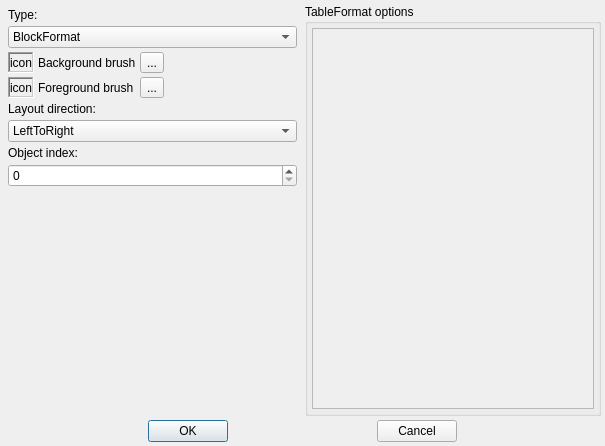
Above: src/property/dialogs/textformateditdialog.ui from Gris87/ObjectController before the change. Below: the same form after it.
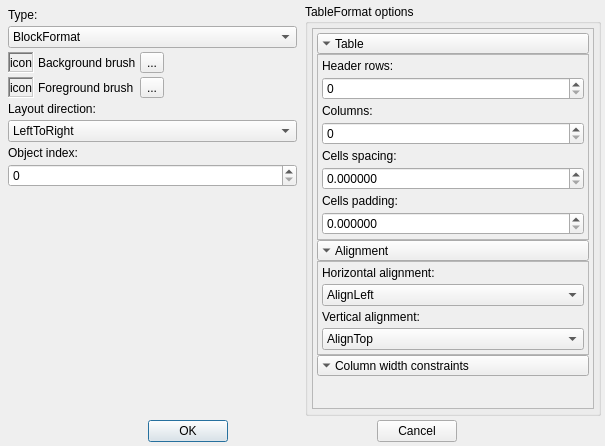
That is the form after the change. The open tabs and pages were chosen to show the change. Icons and pictures are not drawn.

```diff
--- a/src/property/dialogs/textformateditdialog.ui
+++ b/src/property/dialogs/textformateditdialog.ui
@@ -3047,8 +3047,8 @@
                 <rect>
                  <x>0</x>
                  <y>0</y>
-                 <width>71</width>
-                 <height>16</height>
+                 <width>283</width>
+                 <height>382</height>
                 </rect>
                </property>
                <layout class="QVBoxLayout" name="tableLayout">
@@ -3058,6 +3058,269 @@
                 <property name="margin">
                  <number>4</number>
                 </property>
+                <item>
+                 <widget class="QWidget" name="tableWidget" native="true">
+                  <layout class="QVBoxLayout" name="verticalLayout_48">
+                   <property name="spacing">
+                    <number>0</number>
+                   </property>
+                   <property name="margin">
+                    <number>0</number>
+                   </property>
+                   <item>
+                    <widget class="QToolButton" name="tableTableButton">
+                     <property name="sizePolicy">
+                      <sizepolicy hsizetype="Minimum" vsizetype="Fixed">
+                       <horstretch>0</horstretch>
+                       <verstretch>0</verstretch>
+                      </sizepolicy>
+                     </property>
+                     <property name="text">
+                      <string>Table</string>
+                     </property>
+                     <property name="iconSize">
+                      <size>
+                       <width>13</width>
+                       <height>13</height>
+                      </size>
+                     </property>
+                     <property name="toolButtonStyle">
+                      <enum>Qt::ToolButtonTextBesideIcon</enum>
+                     </property>
+                     <property name="arrowType">
+                      <enum>Qt::DownArrow</enum>
+                     </property>
+                    </widget>
+                   </item>
+                   <item>
+                    <widget class="QFrame" name="tableTableFrame">
+                     <property name="frameShape">
+                      <enum>QFrame::StyledPanel</enum>
+                     </property>
+                     <property name="frameShadow">
+                      <enum>QFrame::Sunken</enum>
+                     </property>
+                     <layout class="QVBoxLayout" name="verticalLayout_49">
+                      <property name="spacing">
+                       <number>4</number>
+                      </property>
+                      <property name="margin">
+                       <number>4</number>
+                      </property>
+                      <item>
+                       <widget class="QLabel" name="tableHeaderRowsLabel">
+                        <property name="text">
+                         <string>Header rows:</string>
+                        </property>
+                       </widget>
+                      </item>
+                      <item>
+                       <widget class="QSpinBox" name="tableHeaderRowsSpinBox">
+                        <property name="minimum">
+                         <number>0</number>
+                        </property>
+                        <property name="maximum">
+                         <number>2147483647</number>
+                        </property>
+                       </widget>
+                      </item>
+                      <item>
+                       <widget class="QLabel" name="tableColumnsLabel">
+                        <property name="text">
+                         <string>Columns:</string>
+                        </property>
+                       </widget>
+                      </item>
+                      <item>
+                       <widget class="QSpinBox" name="tableColumnsSpinBox">
+                        <property name="minimum">
+                         <number>0</number>
+                        </property>
+                        <property name="maximum">
+                         <number>2147483647</number>
+                        </property>
+                       </widget>
+                      </item>
+                      <item>
+                       <widget class="QLabel" name="tableCellsSpacingLabel">
+                        <property name="text">
+                         <string>Cells spacing:</string>
+                        </property>
+                       </widget>
+                      </item>
+                      <item>
+                       <widget class="QDoubleSpinBox" name="tableCellsSpacingSpinBox">
+                        <property name="decimals">
+                         <number>6</number>
+                        </property>
+                        <property name="maximum">
+                         <double>2147483647.000000000000000</double>
+                        </property>
+                       </widget>
+                      </item>
+                      <item>
+                       <widget class="QLabel" name="tableCellsPaddingLabel">
+                        <property name="text">
+                         <string>Cells padding:</string>
+                        </property>
+                       </widget>
+                      </item>
+                      <item>
+                       <widget class="QDoubleSpinBox" name="tableCellsPaddingSpinBox">
+                        <property name="decimals">
+                         <number>6</number>
+                        </property>
+                        <property name="maximum">
+                         <double>2147483647.000000000000000</double>
+                        </property>
+                       </widget>
+                      </item>
+                     </layout>
+                    </widget>
+                   </item>
+                   <item>
+                    <widget class="QToolButton" name="tableAlignmentButton">
+                     <property name="sizePolicy">
+                      <sizepolicy hsizetype="Minimum" vsizetype="Fixed">
+                       <horstretch>0</horstretch>
+                       <verstretch>0</verstretch>
+                      </sizepolicy>
+                     </property>
+                     <property name="text">
+                      <string>Alignment</string>
+                     </property>
+                     <property name="iconSize">
+                      <size>
+                       <width>13</width>
+                       <height>13</height>
+                      </size>
+                     </property>
+                     <property name="toolButtonStyle">
+                      <enum>Qt::ToolButtonTextBesideIcon</enum>
+                     </property>
+                     <property name="arrowType">
+                      <enum>Qt::DownArrow</enum>
+                     </property>
+                    </widget>
+                   </item>
+                   <item>
+                    <widget class="QFrame" name="tableAlignmentFrame">
+                     <property name="frameShape">
+                      <enum>QFrame::StyledPanel</enum>
+                     </property>
+                     <property name="frameShadow">
+                      <enum>QFrame::Sunken</enum>
+                     </property>
+                     <layout class="QVBoxLayout" name="verticalLayout_50">
+                      <property name="spacing">
+                       <number>4</number>
+                      </property>
+                      <property name="margin">
+                       <number>4</number>
+                      </property>
+                      <item>
+                       <widget class="QLabel" name="tableHorizontalAlignmentLabel">
+                        <property name="text">
+                         <string>Horizontal alignment:</string>
+                        </property>
+                       </widget>
+                      </item>
+                      <item>
+                       <widget class="QComboBox" name="tableHorizontalAlignmentComboBox">
+                        <item>
+                         <property name="text">
+                          <string>AlignLeft</string>
+                         </property>
+                        </item>
+                        <item>
+                         <property name="text">
+                          <string>AlignHCenter</string>
+                         </property>
+                        </item>
+                        <item>
+                         <property name="text">
+                          <string>AlignRight</string>
+                         </property>
+                        </item>
+                        <item>
+                         <property name="text">
+                          <string>AlignJustify</string>
+                         </property>
+                        </item>
+                        <item>
+                         <property name="text">
+                          <string>AlignAbsolute</string>
+                         </property>
+                        </item>
+                       </widget>
+                      </item>
+                      <item>
+                       <widget class="QLabel" name="tableVerticalAlignmentLabel">
+                        <property name="text">
+                         <string>Vertical alignment:</string>
+                        </property>
+                       </widget>
+                      </item>
+                      <item>
+                       <widget class="QComboBox" name="tableVerticalAlignmentComboBox">
+                        <item>
+                         <property name="text">
+                          <string>AlignTop</string>
+                         </property>
+                        </item>
+                        <item>
+                         <property name="text">
+                          <string>AlignVCenter</string>
+                         </property>
+                        </item>
+                        <item>
+                         <property name="text">
+                          <string>AlignBottom</string>
+                         </property>
+                        </item>
+                       </widget>
+                      </item>
+                     </layout>
+                    </widget>
+                   </item>
+                   <item>
+                    <widget class="QToolButton" name="tableColumnWidthConstraintsButton">
+                     <property name="sizePolicy">
+                      <sizepolicy hsizetype="Minimum" vsizetype="Fixed">
+                       <horstretch>0</horstretch>
+                       <verstretch>0</verstretch>
+                      </sizepolicy>
+                     </property>
+                     <property name="text">
+                      <string>Column width constraints</string>
+                     </property>
+                     <property name="iconSize">
+                      <size>
+                       <width>13</width>
+                       <height>13</height>
+                      </size>
+                     </property>
+                     <property name="toolButtonStyle">
+                      <enum>Qt::ToolButtonTextBesideIcon</enum>
+                     </property>
+                     <property name="arrowType">
+                      <enum>Qt::DownArrow</enum>
+                     </property>
+                    </widget>
+                   </item>
+                   <item>
+                    <widget class="QFrame" name="tableColumnWidthConstraintsFrame">
+                     <property name="frameShape">
+                      <enum>QFrame::StyledPanel</enum>
+                     </property>
+                     <property name="frameShadow">
+                      <enum>QFrame::Sunken</enum>
+                     </property>
+                    </widget>
+                   </item>
+                  </layout>
+                 </widget>
+                </item>
                 <item>
                  <spacer name="verticalSpacer_8">
                   <property name="orientation">
```
Left out of the diff: 8 changed lines with no effect on the pictures.
